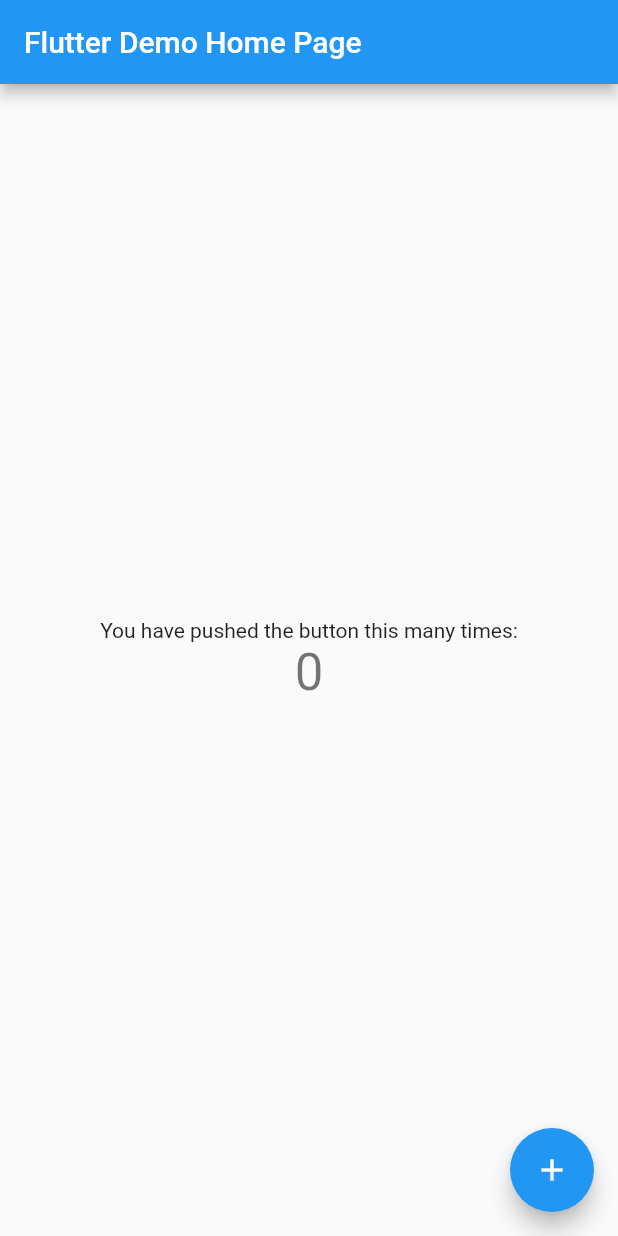
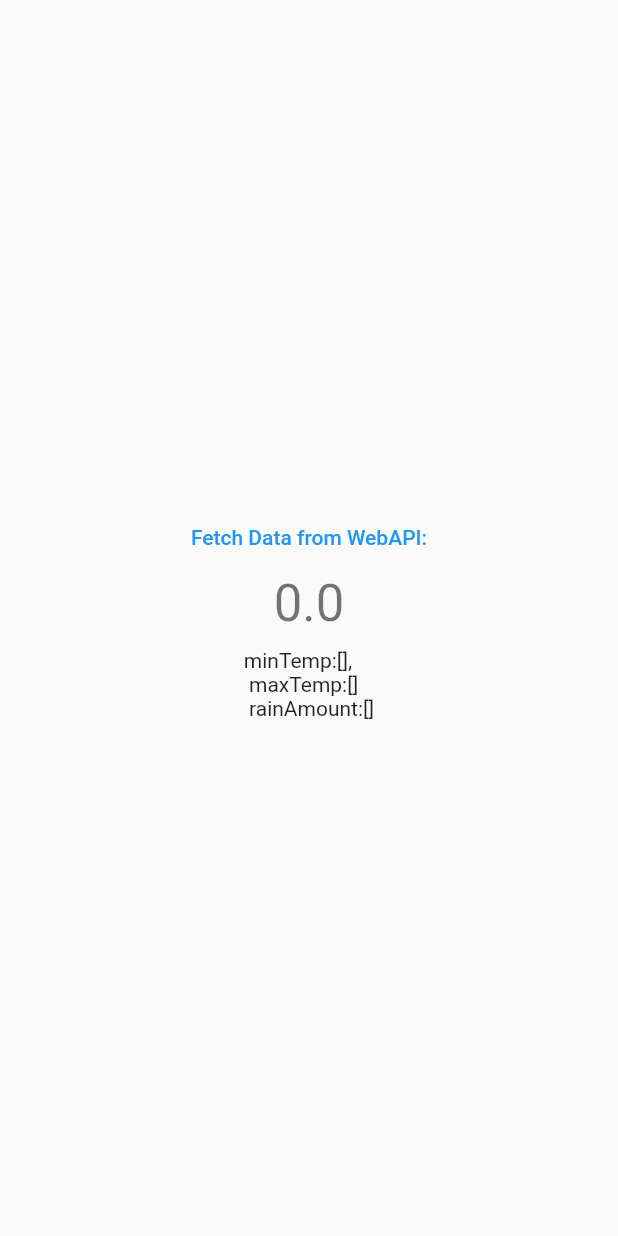
Before and after one commit to Ryuku-sketch/weatherApplication, a Flutter app: the screen it shows after launch, on a phone screen of 412 x 824 dp. Run offline on Flutter 3.47's test engine with Material 2 defaults, Android fonts, the phone set to English and light mode, and no system bars; our stand-ins replace dio.

Commit message:
Implemented DIO / Repository

```diff
--- /dev/null
+++ b/flutter_weather_app/lib/Repo/weather_api_repository.dart
@@ -0,0 +1,30 @@
+import 'package:flutter_weather_app/data_model/weather_data.dart';
+import 'package:flutter_weather_app/data_model/weather_dio.dart';
+
+///
+/// Repository Class
+/// Control access to DIO Layer & Populate data for business layers
+///
+class WeatherAPIRepository {
+  final WeatherDio dio = WeatherDio();
+  Future<WeatherData> fetchData() async {
+    final response = await dio.fetchList();
+    final ApiResult resultStatus = dio.apiResultChecker(response);
+
+    // Fetching Failed case
+    if (!resultStatus.isSuccess()) {
+      return WeatherData.failure();
+    }
+
+    final WeatherData weatherData = WeatherData.fromJson(response);
+
+    // storing data failed case
+    if (weatherData.maxTemp.isEmpty &&
+        weatherData.minTemp.isEmpty &&
+        weatherData.rainAmount.isEmpty) {
+      return WeatherData.failure();
+    }
+
+    return weatherData;
+  }
+}
--- /dev/null
+++ b/flutter_weather_app/lib/data_model/weather_data.dart
@@ -0,0 +1,34 @@
+///
+/// Data class for WeatherAPI
+///
+class WeatherData {
+  const WeatherData(
+      {required this.minTemp, required this.maxTemp, required this.rainAmount});
+
+  /// Temperature for next 4 days from jan12
+  final List<dynamic> minTemp;
+
+  /// Relative Humidity for next 4 days from jan12
+  final List<dynamic> maxTemp;
+
+  /// shortwave_radiation for next 4 days from jan12
+  final List<dynamic> rainAmount;
+
+  factory WeatherData.fromJson(Map<String, dynamic> json) {
+    return WeatherData(
+        minTemp: json['daily']['temperature_2m_min'],
+        maxTemp: json['daily']['temperature_2m_max'],
+        rainAmount: json['daily']['rain_sum']);
+  }
+
+  factory WeatherData.failure() {
+    return const WeatherData(minTemp: [], maxTemp: [], rainAmount: []);
+  }
+}
+
+enum ApiResult {
+  success,
+  failure;
+
+  bool isSuccess() => this == ApiResult.success;
+}
--- /dev/null
+++ b/flutter_weather_app/lib/data_model/weather_dio.dart
@@ -0,0 +1,42 @@
+import 'package:dio/dio.dart';
+import 'package:flutter_weather_app/data_model/weather_data.dart';
+
+/// API Handling class
+class WeatherDio {
+  static final _instance = WeatherDio._internal();
+  factory WeatherDio() {
+    return _instance;
+  }
+
+  WeatherDio._internal();
+  final Dio dioClient = Dio();
+
+  ///
+  /// Fetch Data from Web
+  ///
+  Future<dynamic> fetchList() async {
+    const url =
+        'https://api.open-meteo.com/v1/forecast?latitude=35.69&longitude=139.69&daily=temperature_2m_max,temperature_2m_min,rain_sum&timezone=Asia%2FTokyo&start_date=2023-01-12&end_date=2023-01-15';
+
+    try {
+      final response = await dioClient.get(url);
+      if (response.statusCode == 200) {
+        return response.data;
+      } else {
+        return null;
+      }
+    } catch (e) {
+      print('Error: $e');
+    }
+  }
+
+  ///
+  /// Check whether the fetching succeeded or not
+  ///
+  ApiResult apiResultChecker(dynamic data) {
+    if (data != null) {
+      return ApiResult.success;
+    }
+    return ApiResult.failure;
+  }
+}
--- a/flutter_weather_app/lib/main.dart
+++ b/flutter_weather_app/lib/main.dart
@@ -1,27 +1,22 @@
 import 'package:flutter/material.dart';
+import 'package:flutter_weather_app/Repo/weather_api_repository.dart';
+import 'package:flutter_weather_app/data_model/weather_data.dart';
 
 void main() {
   runApp(const MyApp());
 }
 
+///
+/// DIO practice:
+///   - Use https://open-meteo.com/
+///
 class MyApp extends StatelessWidget {
   const MyApp({super.key});
-
-  // This widget is the root of your application.
   @override
   Widget build(BuildContext context) {
     return MaterialApp(
       title: 'Flutter Demo',
       theme: ThemeData(
-        // This is the theme of your application.
-        //
-        // Try running your application with "flutter run". You'll see the
-        // application has a blue toolbar. Then, without quitting the app, try
-        // changing the primarySwatch below to Colors.green and then invoke
-        // "hot reload" (press "r" in the console where you ran "flutter run",
-        // or simply save your changes to "hot reload" in a Flutter IDE).
-        // Notice that the counter didn't reset back to zero; the application
-        // is not restarted.
         primarySwatch: Colors.blue,
       ),
       home: const MyHomePage(title: 'Flutter Demo Home Page'),
@@ -32,15 +27,6 @@ class MyApp extends StatelessWidget {
 class MyHomePage extends StatefulWidget {
   const MyHomePage({super.key, required this.title});
 
-  // This widget is the home page of your application. It is stateful, meaning
-  // that it has a State object (defined below) that contains fields that affect
-  // how it looks.
-
-  // This class is the configuration for the state. It holds the values (in this
-  // case the title) provided by the parent (in this case the App widget) and
-  // used by the build method of the State. Fields in a Widget subclass are
-  // always marked "final".
-
   final String title;
 
   @override
@@ -48,68 +34,46 @@ class MyHomePage extends StatefulWidget {
 }
 
 class _MyHomePageState extends State<MyHomePage> {
-  int _counter = 0;
+  double _average = 0;
+  final WeatherAPIRepository repository = WeatherAPIRepository();
+  WeatherData data = WeatherData.failure();
 
-  void _incrementCounter() {
-    setState(() {
-      // This call to setState tells the Flutter framework that something has
-      // changed in this State, which causes it to rerun the build method below
-      // so that the display can reflect the updated values. If we changed
-      // _counter without calling setState(), then the build method would not be
-      // called again, and so nothing would appear to happen.
-      _counter++;
-    });
-  }
+  /// Calculate an Average max temp
+  double ave(WeatherData weatherData) =>
+      weatherData.maxTemp.reduce((a, b) => a + b) / weatherData.maxTemp.length;
 
   @override
   Widget build(BuildContext context) {
-    // This method is rerun every time setState is called, for instance as done
-    // by the _incrementCounter method above.
-    //
-    // The Flutter framework has been optimized to make rerunning build methods
-    // fast, so that you can just rebuild anything that needs updating rather
-    // than having to individually change instances of widgets.
     return Scaffold(
-      appBar: AppBar(
-        // Here we take the value from the MyHomePage object that was created by
-        // the App.build method, and use it to set our appbar title.
-        title: Text(widget.title),
-      ),
       body: Center(
-        // Center is a layout widget. It takes a single child and positions it
-        // in the middle of the parent.
         child: Column(
-          // Column is also a layout widget. It takes a list of children and
-          // arranges them vertically. By default, it sizes itself to fit its
-          // children horizontally, and tries to be as tall as its parent.
-          //
-          // Invoke "debug painting" (press "p" in the console, choose the
-          // "Toggle Debug Paint" action from the Flutter Inspector in Android
-          // Studio, or the "Toggle Debug Paint" command in Visual Studio Code)
-          // to see the wireframe for each widget.
-          //
-          // Column has various properties to control how it sizes itself and
-          // how it positions its children. Here we use mainAxisAlignment to
-          // center the children vertically; the main axis here is the vertical
-          // axis because Columns are vertical (the cross axis would be
-          // horizontal).
           mainAxisAlignment: MainAxisAlignment.center,
           children: <Widget>[
-            const Text(
-              'You have pushed the button this many times:',
-            ),
+            TextButton(
+                onPressed: () async {
+                  data = await repository.fetchData();
+                  debugPrint('data.minTemp: ${data.minTemp}');
+                  debugPrint('data.maxTemp: ${data.maxTemp}');
+                  debugPrint('data.rainAmount: ${data.rainAmount}');
+                  setState(() {
+                    _average = ave(data);
+                  });
+                },
+                child: const Text(
+                  'Fetch Data from WebAPI:',
+                )),
             Text(
-              '$_counter',
+              '$_average',
               style: Theme.of(context).textTheme.headline4,
             ),
+            Padding(
+              padding: const EdgeInsets.all(10),
+              child: Text(
+                  'minTemp:${data.maxTemp}, \n maxTemp:${data.minTemp} \n rainAmount:${data.rainAmount}'),
+            )
           ],
         ),
       ),
-      floatingActionButton: FloatingActionButton(
-        onPressed: _incrementCounter,
-        tooltip: 'Increment',
-        child: const Icon(Icons.add),
-      ), // This trailing comma makes auto-formatting nicer for build methods.
     );
   }
 }
```
Also changed, not shown: flutter_weather_app/pubspec.yaml (+7 -0 lines).
